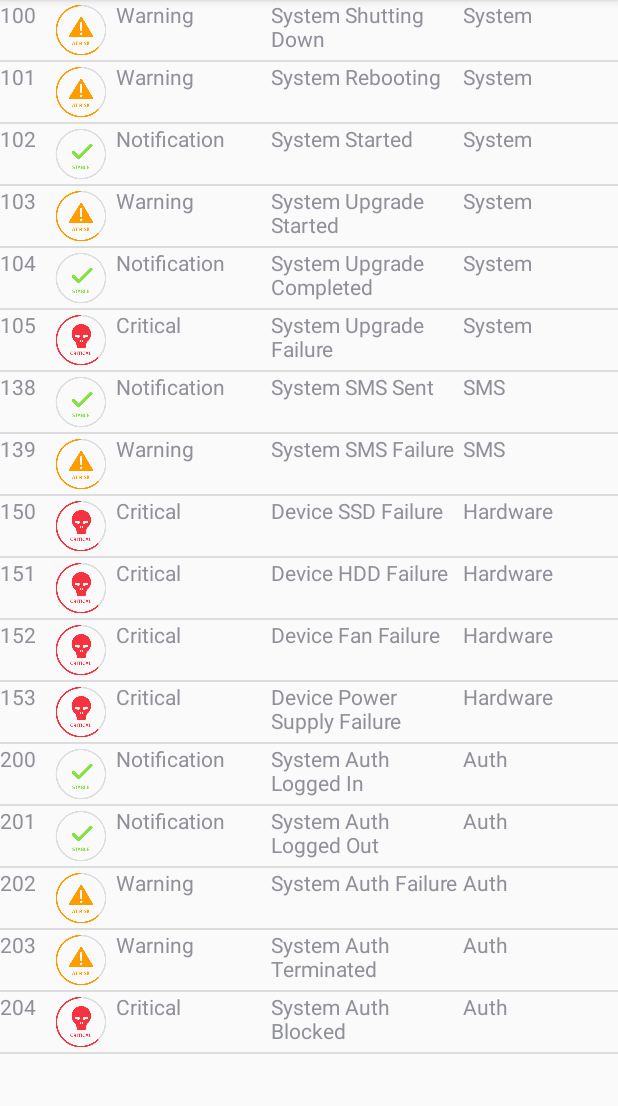
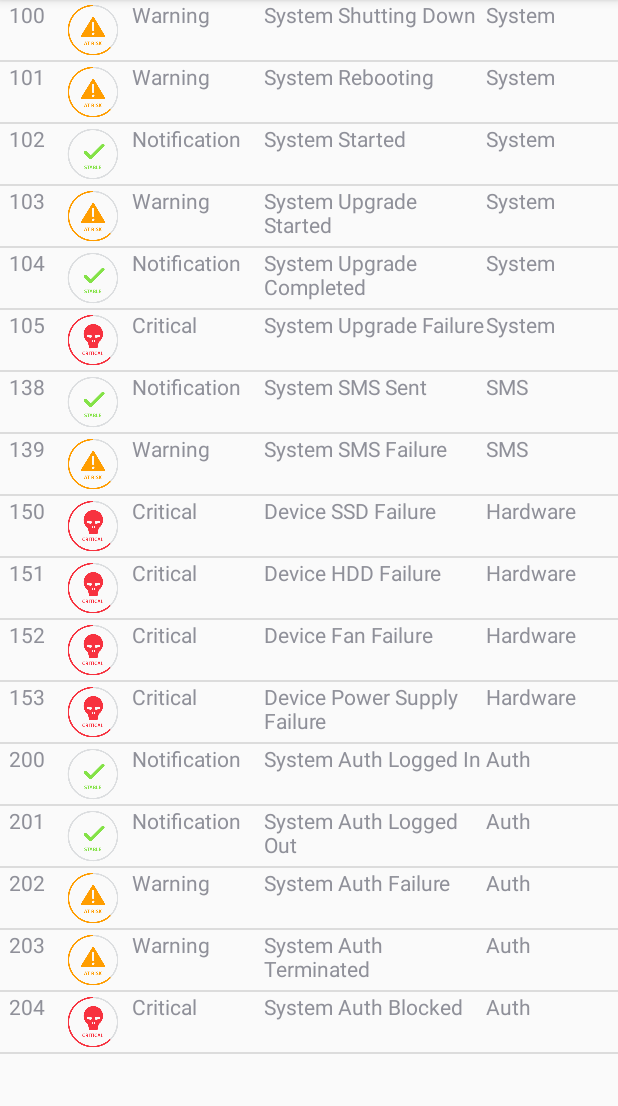
Before and after one commit to rickvargas/ListViewEvents, an Android app: the screen it shows after launch (MainActivity), on a phone screen of 412 x 824 dp, the part 84-1190 px from its top. Run offline under Robolectric (Android 15) with nearby library versions, the phone set to English and light mode, and no system bars.

Commit message:
updated layout page

```diff
--- a/app/src/main/res/layout/list_item_evento.xml
+++ b/app/src/main/res/layout/list_item_evento.xml
@@ -11,7 +11,7 @@
         android:orientation="horizontal">
 
         <LinearLayout
-            android:layout_width="0dp"
+            android:layout_width="10dp"
             android:layout_height="match_parent"
             android:layout_weight="1"
             android:orientation="horizontal">
@@ -21,6 +21,7 @@
                 android:layout_width="wrap_content"
                 android:layout_height="wrap_content"
                 android:layout_weight="1"
+                android:textAlignment="center"
                 android:text="TextView" />
 
             <ImageView
@@ -32,45 +33,46 @@
 
         </LinearLayout>
         <LinearLayout
-            android:layout_width="25dp"
+            android:layout_width="10dp"
             android:layout_height="match_parent"
             android:layout_weight="1"
             android:orientation="horizontal">
 
             <TextView
                 android:id="@+id/textViewPrioridade"
-                android:layout_width="wrap_content"
+                android:layout_width="match_parent"
                 android:layout_height="wrap_content"
                 android:layout_weight="1"
                 android:text="TextView" />
 
         </LinearLayout>
         <LinearLayout
-            android:layout_width="50dp"
+            android:layout_width="70dp"
             android:layout_height="match_parent"
             android:layout_weight="1"
             android:orientation="horizontal">
 
             <TextView
                 android:id="@+id/textViewDescription"
-                android:layout_width="wrap_content"
+                android:layout_width="match_parent"
                 android:layout_height="wrap_content"
                 android:layout_weight="1"
                 android:text="TextView" />
 
         </LinearLayout>
         <LinearLayout
-            android:layout_width="25dp"
+            android:layout_width="10dp"
             android:layout_height="match_parent"
             android:layout_weight="1"
             android:orientation="horizontal">
 
             <TextView
                 android:id="@+id/textViewCategory"
-                android:layout_width="wrap_content"
+                android:layout_width="match_parent"
                 android:layout_height="wrap_content"
                 android:layout_weight="1"
                 android:text="TextView" />
+
         </LinearLayout>
     </LinearLayout>
 
```
